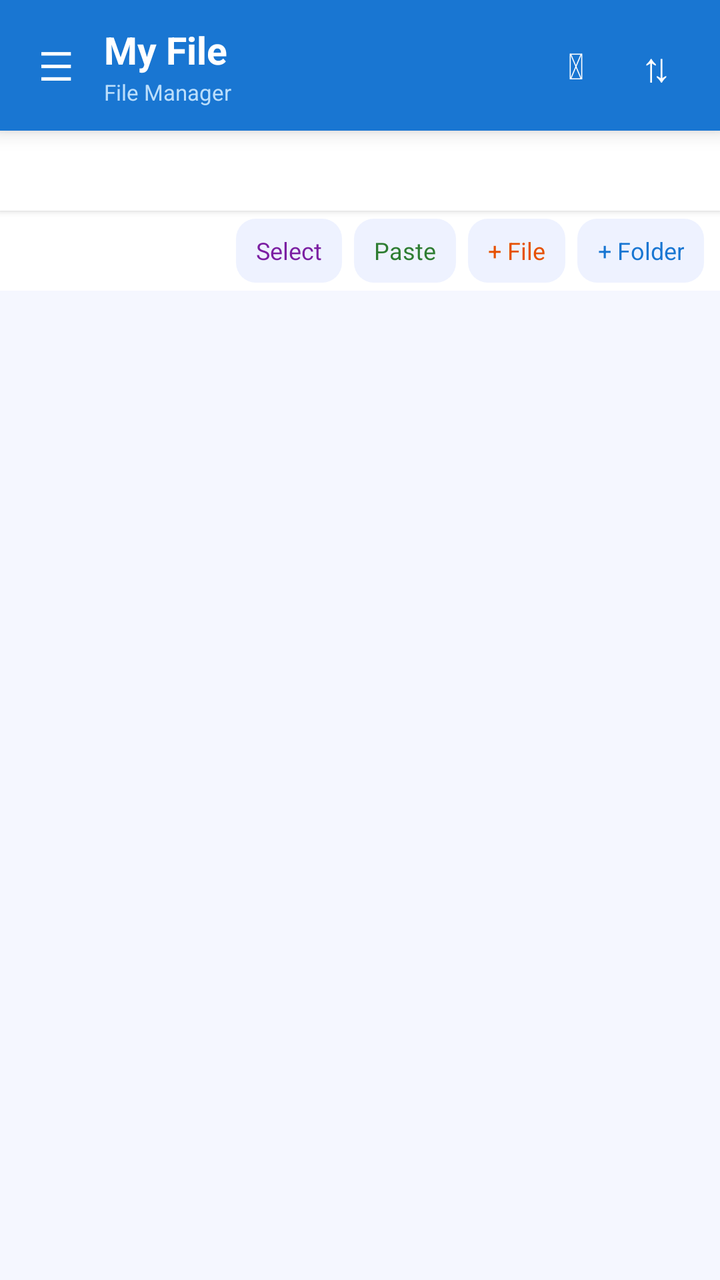
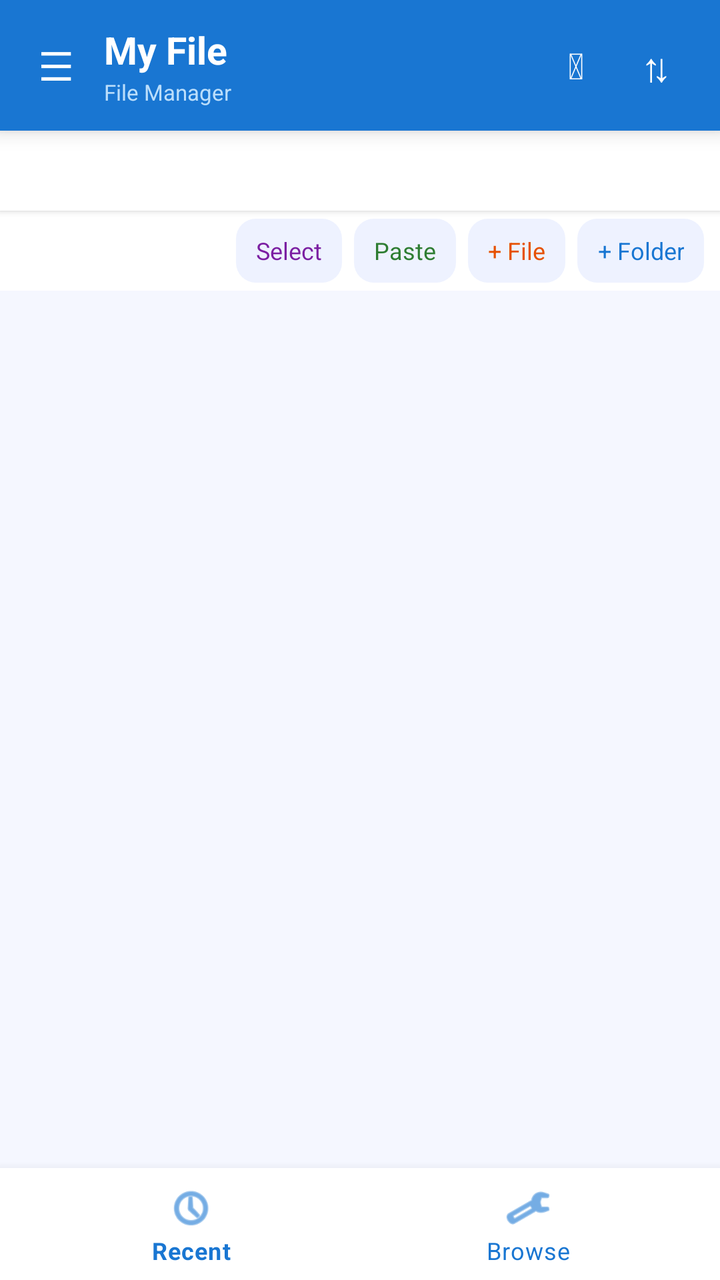

Screens rendered from an Android XML layout before and after an edit, with the pre-edit source and the edit as a unified diff.
<!-- AndroidManifest.xml: application theme Theme.MyFile -->
<!-- res/layout/activity_main.xml -->
<?xml version="1.0" encoding="utf-8"?>
<androidx.drawerlayout.widget.DrawerLayout xmlns:android="http://schemas.android.com/apk/res/android"
    android:id="@+id/drawerLayout"
    android:layout_width="match_parent"
    android:layout_height="match_parent">

    
    <LinearLayout
        android:orientation="vertical"
        android:layout_width="match_parent"
        android:layout_height="match_parent"
        android:background="@color/bg_surface">

        
        <LinearLayout
            android:layout_width="match_parent"
            android:layout_height="wrap_content"
            android:orientation="horizontal"
            android:gravity="center_vertical"
            android:background="@color/blue_primary"
            android:paddingStart="8dp"
            android:paddingEnd="12dp"
            android:paddingTop="12dp"
            android:paddingBottom="12dp"
            android:elevation="6dp">

            <TextView
                android:id="@+id/btnMenu"
                android:layout_width="40dp"
                android:layout_height="40dp"
                android:gravity="center"
                android:text="&#9776;"
                android:textColor="#FFFFFF"
                android:textSize="20sp"
                android:background="?attr/selectableItemBackgroundBorderless" />

            <TextView
                android:id="@+id/btnBack"
                android:layout_width="40dp"
                android:layout_height="40dp"
                android:gravity="center"
                android:text="&#8592;"
                android:textColor="#FFFFFF"
                android:textSize="22sp"
                android:textStyle="bold"
                android:background="?attr/selectableItemBackgroundBorderless"
                android:visibility="gone" />

            <LinearLayout
                android:layout_width="0dp"
                android:layout_height="wrap_content"
                android:layout_weight="1"
                android:orientation="vertical"
                android:layout_marginStart="4dp">

                <TextView
                    android:layout_width="wrap_content"
                    android:layout_height="wrap_content"
                    android:text="My File"
                    android:textColor="#FFFFFF"
                    android:textSize="19sp"
                    android:textStyle="bold" />

                <TextView
                    android:layout_width="wrap_content"
                    android:layout_height="wrap_content"
                    android:text="File Manager"
                    android:textColor="#BBDEFB"
                    android:textSize="11sp"
                    android:layout_marginTop="1dp" />
            </LinearLayout>

            <TextView
                android:id="@+id/btnSearchIcon"
                android:layout_width="40dp"
                android:layout_height="40dp"
                android:gravity="center"
                android:text="&#128269;"
                android:textSize="18sp"
                android:textColor="#FFFFFF"
                android:background="?attr/selectableItemBackgroundBorderless"
                android:contentDescription="Search" />
                
            <TextView
                android:id="@+id/btnSortMenu"
                android:layout_width="40dp"
                android:layout_height="40dp"
                android:gravity="center"
                android:text="&#8645;"
                android:textSize="20sp"
                android:textColor="#FFFFFF"
                android:background="?attr/selectableItemBackgroundBorderless"
                android:contentDescription="Sort and View" />
        </LinearLayout>

        
        <HorizontalScrollView
            android:id="@+id/breadcrumbScroll"
            android:layout_width="match_parent"
            android:layout_height="40dp"
            android:background="#FFFFFF"
            android:scrollbars="none"
            android:fillViewport="true"
            android:elevation="2dp">

            <LinearLayout
                android:id="@+id/breadcrumbContainer"
                android:layout_width="wrap_content"
                android:layout_height="match_parent"
                android:orientation="horizontal"
                android:gravity="center_vertical"
                android:paddingStart="12dp"
                android:paddingEnd="12dp" />
        </HorizontalScrollView>

        
        <TextView
            android:id="@+id/tvCurrentPath"
            android:layout_width="match_parent"
            android:layout_height="wrap_content"
            android:textSize="12sp"
            android:visibility="gone" />

        

        
        <LinearLayout
            android:id="@+id/selectionToolbar"
            android:layout_width="match_parent"
            android:layout_height="wrap_content"
            android:orientation="horizontal"
            android:gravity="center_vertical"
            android:background="#1565C0"
            android:paddingStart="16dp"
            android:paddingEnd="8dp"
            android:paddingTop="10dp"
            android:paddingBottom="10dp"
            android:visibility="gone">

            <TextView
                android:id="@+id/tvSelectionCount"
                android:layout_width="0dp"
                android:layout_height="wrap_content"
                android:layout_weight="1"
                android:text="0 selected"
                android:textColor="#FFFFFF"
                android:textStyle="bold"
                android:textSize="14sp" />

            <TextView
                android:id="@+id/btnSelDelete"
                android:layout_width="wrap_content"
                android:layout_height="36dp"
                android:gravity="center"
                android:paddingStart="12dp"
                android:paddingEnd="12dp"
                android:text="Delete"
                android:textColor="#FF8A80"
                android:textSize="12sp"
                android:textStyle="bold"
                android:background="?attr/selectableItemBackground" />

            <TextView
                android:id="@+id/btnSelMove"
                android:layout_width="wrap_content"
                android:layout_height="36dp"
                android:gravity="center"
                android:paddingStart="10dp"
                android:paddingEnd="10dp"
                android:text="Move"
                android:textColor="#FFD180"
                android:textSize="12sp"
                android:textStyle="bold"
                android:background="?attr/selectableItemBackground" />

            <TextView
                android:id="@+id/btnSelCopy"
                android:layout_width="wrap_content"
                android:layout_height="36dp"
                android:gravity="center"
                android:paddingStart="10dp"
                android:paddingEnd="10dp"
                android:text="Copy"
                android:textColor="#80D8FF"
                android:textSize="12sp"
                android:textStyle="bold"
                android:background="?attr/selectableItemBackground" />

            <TextView
                android:id="@+id/btnSelCancel"
                android:layout_width="36dp"
                android:layout_height="36dp"
                android:gravity="center"
                android:text="&#10005;"
                android:textColor="#FFFFFF"
                android:textSize="16sp"
                android:background="?attr/selectableItemBackgroundBorderless" />
        </LinearLayout>

        
        <LinearLayout
            android:id="@+id/normalToolbar"
            android:layout_width="match_parent"
            android:layout_height="wrap_content"
            android:orientation="horizontal"
            android:gravity="end|center_vertical"
            android:background="#FFFFFF"
            android:paddingEnd="8dp"
            android:paddingTop="4dp"
            android:paddingBottom="4dp">

            <TextView
                android:id="@+id/btnSelectMode"
                android:layout_width="wrap_content"
                android:layout_height="32dp"
                android:gravity="center"
                android:paddingStart="10dp"
                android:paddingEnd="10dp"
                android:text="Select"
                android:textColor="#7B1FA2"
                android:textSize="12sp"
                android:background="@drawable/bg_action_pill" />

            <TextView
                android:id="@+id/btnPaste"
                android:layout_width="wrap_content"
                android:layout_height="32dp"
                android:gravity="center"
                android:paddingStart="10dp"
                android:paddingEnd="10dp"
                android:layout_marginStart="6dp"
                android:text="Paste"
                android:textColor="#2E7D32"
                android:textSize="12sp"
                android:background="@drawable/bg_action_pill" />

            <TextView
                android:id="@+id/btnNewFile"
                android:layout_width="wrap_content"
                android:layout_height="32dp"
                android:gravity="center"
                android:paddingStart="10dp"
                android:paddingEnd="10dp"
                android:layout_marginStart="6dp"
                android:text="+ File"
                android:textColor="#E65100"
                android:textSize="12sp"
                android:background="@drawable/bg_action_pill" />

            <TextView
                android:id="@+id/btnNewFolder"
                android:layout_width="wrap_content"
                android:layout_height="32dp"
                android:gravity="center"
                android:paddingStart="10dp"
                android:paddingEnd="10dp"
                android:layout_marginStart="6dp"
                android:text="+ Folder"
                android:textColor="@color/blue_primary"
                android:textSize="12sp"
                android:background="@drawable/bg_action_pill" />
        </LinearLayout>

        
        <FrameLayout
            android:layout_width="match_parent"
            android:layout_height="0dp"
            android:layout_weight="1">

            <androidx.recyclerview.widget.RecyclerView
                android:id="@+id/recyclerView"
                android:layout_width="match_parent"
                android:layout_height="match_parent"
                android:paddingStart="12dp"
                android:paddingEnd="12dp"
                android:paddingTop="8dp"
                android:paddingBottom="8dp"
                android:clipToPadding="false" />

            
            <LinearLayout
                android:id="@+id/emptyState"
                android:layout_width="wrap_content"
                android:layout_height="wrap_content"
                android:layout_gravity="center"
                android:orientation="vertical"
                android:gravity="center"
                android:visibility="gone">

                <TextView
                    android:layout_width="wrap_content"
                    android:layout_height="wrap_content"
                    android:text="&#128194;"
                    android:textSize="56sp" />

                <TextView
                    android:layout_width="wrap_content"
                    android:layout_height="wrap_content"
                    android:layout_marginTop="12dp"
                    android:text="Empty folder"
                    android:textColor="@color/text_secondary"
                    android:textSize="17sp"
                    android:textStyle="bold" />

                <TextView
                    android:layout_width="wrap_content"
                    android:layout_height="wrap_content"
                    android:layout_marginTop="4dp"
                    android:text="No files or folders here"
                    android:textColor="@color/text_hint"
                    android:textSize="13sp" />
            </LinearLayout>
        </FrameLayout>

    </LinearLayout>

    
    <LinearLayout
        android:layout_width="300dp"
        android:layout_height="match_parent"
        android:layout_gravity="start"
        android:orientation="vertical"
        android:background="@color/bg_surface">

        
        <LinearLayout
            android:layout_width="match_parent"
            android:layout_height="wrap_content"
            android:orientation="vertical"
            android:background="@color/blue_primary"
            android:paddingStart="20dp"
            android:paddingEnd="20dp"
            android:paddingTop="36dp"
            android:paddingBottom="20dp">

            <TextView
                android:layout_width="54dp"
                android:layout_height="54dp"
                android:gravity="center"
                android:text="&#128193;"
                android:textSize="28sp"
                android:background="@drawable/bg_icon_circle" />

            <TextView
                android:layout_width="wrap_content"
                android:layout_height="wrap_content"
                android:layout_marginTop="12dp"
                android:text="My File"
                android:textColor="#FFFFFF"
                android:textSize="20sp"
                android:textStyle="bold" />

            <TextView
                android:layout_width="wrap_content"
                android:layout_height="wrap_content"
                android:layout_marginTop="2dp"
                android:text="File Manager"
                android:textColor="#BBDEFB"
                android:textSize="12sp" />
        </LinearLayout>

        
        <ScrollView
            android:layout_width="match_parent"
            android:layout_height="0dp"
            android:layout_weight="1"
            android:scrollbars="none"
            android:background="@color/bg_surface">

            <LinearLayout
                android:layout_width="match_parent"
                android:layout_height="wrap_content"
                android:orientation="vertical"
                android:paddingBottom="16dp">

                
                <TextView
                    android:layout_width="match_parent"
                    android:layout_height="wrap_content"
                    android:text="STORAGE"
                    android:textColor="@color/text_hint"
                    android:textSize="10sp"
                    android:textStyle="bold"
                    android:paddingStart="20dp"
                    android:paddingEnd="20dp"
                    android:paddingTop="16dp"
                    android:paddingBottom="4dp"
                    android:letterSpacing="0.12" />

                <androidx.recyclerview.widget.RecyclerView
                    android:id="@+id/recyclerViewStorage"
                    android:layout_width="match_parent"
                    android:layout_height="wrap_content"
                    android:nestedScrollingEnabled="false"
                    android:paddingStart="10dp"
                    android:paddingEnd="10dp"
                    android:clipToPadding="false" />

                
                <View
                    android:layout_width="match_parent"
                    android:layout_height="1dp"
                    android:layout_marginStart="20dp"
                    android:layout_marginEnd="20dp"
                    android:layout_marginTop="10dp"
                    android:layout_marginBottom="4dp"
                    android:background="@color/divider" />

                
                <TextView
                    android:layout_width="match_parent"
                    android:layout_height="wrap_content"
                    android:text="QUICK ACCESS"
                    android:textColor="@color/text_hint"
                    android:textSize="10sp"
                    android:textStyle="bold"
                    android:paddingStart="20dp"
                    android:paddingEnd="20dp"
                    android:paddingTop="8dp"
                    android:paddingBottom="4dp"
                    android:letterSpacing="0.12" />

                <androidx.recyclerview.widget.RecyclerView
                    android:id="@+id/recyclerViewQuickFolders"
                    android:layout_width="match_parent"
                    android:layout_height="wrap_content"
                    android:nestedScrollingEnabled="false"
                    android:paddingStart="10dp"
                    android:paddingEnd="10dp"
                    android:clipToPadding="false" />

                <View
                    android:layout_width="match_parent"
                    android:layout_height="1dp"
                    android:layout_marginStart="20dp"
                    android:layout_marginEnd="20dp"
                    android:layout_marginTop="10dp"
                    android:layout_marginBottom="4dp"
                    android:background="@color/divider" />

                <TextView
                    android:layout_width="match_parent"
                    android:layout_height="wrap_content"
                    android:text="TOOLS"
                    android:textColor="@color/text_hint"
                    android:textSize="10sp"
                    android:textStyle="bold"
                    android:paddingStart="20dp"
                    android:paddingEnd="20dp"
                    android:paddingTop="8dp"
                    android:paddingBottom="4dp"
                    android:letterSpacing="0.12" />

                <LinearLayout
                    android:id="@+id/btnTrash"
                    android:layout_width="match_parent"
                    android:layout_height="48dp"
                    android:layout_marginStart="10dp"
                    android:layout_marginEnd="10dp"
                    android:orientation="horizontal"
                    android:gravity="center_vertical"
                    android:background="?attr/selectableItemBackground"
                    android:paddingStart="12dp"
                    android:paddingEnd="12dp">
                    
                    <TextView
                        android:layout_width="36dp"
                        android:layout_height="36dp"
                        android:gravity="center"
                        android:text="&#128465;"
                        android:textSize="20sp"
                        android:background="@drawable/bg_icon_circle" />
                        
                    <TextView
                        android:layout_width="wrap_content"
                        android:layout_height="wrap_content"
                        android:layout_marginStart="12dp"
                        android:text="Trash"
                        android:textColor="@color/black"
                        android:textSize="14sp"
                        android:textStyle="bold" />
                </LinearLayout>

            </LinearLayout>
        </ScrollView>

    </LinearLayout>

</androidx.drawerlayout.widget.DrawerLayout>
<!-- resources referenced by this layout -->
<resources>
  <color name="bg_surface">#F5F7FF</color>
  <color name="black">#212121</color>
  <color name="blue_primary">#1976D2</color>
  <color name="divider">#EDEDED</color>
  <color name="text_hint">#9E9E9E</color>
  <color name="text_secondary">#757575</color>
  <!-- drawable bg_action_pill (drawable) -->
  <?xml version="1.0" encoding="utf-8"?>
  <shape xmlns:android="http://schemas.android.com/apk/res/android"
      android:shape="rectangle">
      <corners android:radius="10dp" />
      <solid android:color="#EEF2FF" />
  </shape>
  <!-- drawable bg_icon_circle (drawable) -->
  <?xml version="1.0" encoding="utf-8"?>
  <shape xmlns:android="http://schemas.android.com/apk/res/android"
      android:shape="oval">
      <solid android:color="#E8F0FE" />
  </shape>
  <style name="Theme.MyFile" parent="Theme.MaterialComponents.DayNight.NoActionBar">
          <item name="colorPrimary">@color/blue_primary</item>
          <item name="colorPrimaryVariant">@color/blue_dark</item>
          <item name="colorOnPrimary">@color/white</item>
          <item name="android:statusBarColor">@color/blue_dark</item>
      </style>
  <color name="blue_dark">#1565C0</color>
  <color name="white">#FFFFFF</color>
</resources>

<!-- the commit's change to res/layout/activity_main.xml (unified diff, before → after) -->
@@ -1,5 +1,6 @@
 <?xml version="1.0" encoding="utf-8"?>
 <androidx.drawerlayout.widget.DrawerLayout xmlns:android="http://schemas.android.com/apk/res/android"
+    xmlns:app="http://schemas.android.com/apk/res-auto"
     android:id="@+id/drawerLayout"
     android:layout_width="match_parent"
     android:layout_height="match_parent">
@@ -54,6 +55,7 @@
                 android:layout_marginStart="4dp">
 
                 <TextView
+                    android:id="@+id/tvToolbarTitle"
                     android:layout_width="wrap_content"
                     android:layout_height="wrap_content"
                     android:text="My File"
@@ -199,7 +201,7 @@
 
         
         <LinearLayout
-            android:id="@+id/normalToolbar"
+            android:id="@+id/quickActionsContainer"
             android:layout_width="match_parent"
             android:layout_height="wrap_content"
             android:orientation="horizontal"
@@ -311,6 +313,16 @@
                     android:textSize="13sp" />
             </LinearLayout>
         </FrameLayout>
+
+        <com.google.android.material.bottomnavigation.BottomNavigationView
+            android:id="@+id/bottomNavigation"
+            android:layout_width="match_parent"
+            android:layout_height="wrap_content"
+            android:background="#FFFFFF"
+            app:menu="@menu/menu_bottom_nav"
+            app:itemIconTint="@color/blue_primary"
+            app:itemTextColor="@color/blue_primary"
+            app:labelVisibilityMode="labeled" />
 
     </LinearLayout>
 
